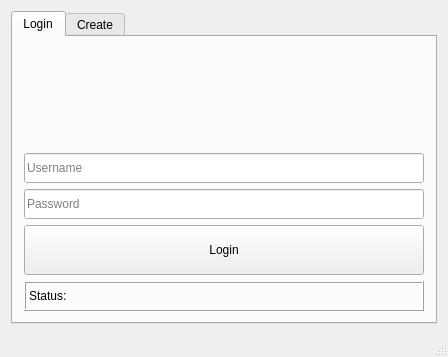
Before: the Qt Designer form mainwindow.ui in curvySage/Get2gether, drawn with Qt 5.
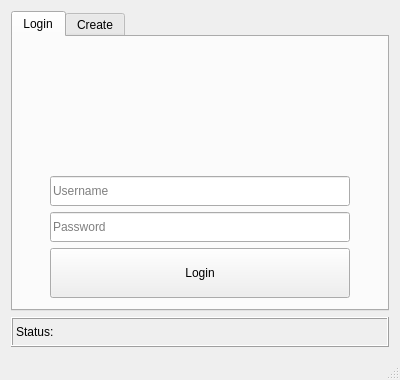
After: the same form once the commit is applied. Icons and pictures are not drawn.

```diff
--- a/mainwindow.ui
+++ b/mainwindow.ui
@@ -6,25 +6,31 @@
    <rect>
     <x>0</x>
     <y>0</y>
-    <width>444</width>
-    <height>357</height>
+    <width>400</width>
+    <height>374</height>
    </rect>
   </property>
-  <property name="sizePolicy">
-   <sizepolicy hsizetype="Maximum" vsizetype="Maximum">
-    <horstretch>0</horstretch>
-    <verstretch>0</verstretch>
-   </sizepolicy>
+  <property name="minimumSize">
+   <size>
+    <width>400</width>
+    <height>0</height>
+   </size>
   </property>
   <property name="maximumSize">
    <size>
-    <width>500</width>
-    <height>400</height>
+    <width>400</width>
+    <height>374</height>
    </size>
   </property>
   <property name="windowTitle">
    <string>Get2Gether</string>
   </property>
+  <property name="tabShape">
+   <enum>QTabWidget::Rounded</enum>
+  </property>
+  <property name="unifiedTitleAndToolBarOnMac">
+   <bool>false</bool>
+  </property>
   <widget class="QWidget" name="centralWidget">
    <property name="sizePolicy">
     <sizepolicy hsizetype="Maximum" vsizetype="Maximum">
@@ -32,9 +38,21 @@
      <verstretch>0</verstretch>
     </sizepolicy>
    </property>
-   <layout class="QGridLayout" name="gridLayout_2">
-    <item row="0" column="0">
+   <layout class="QVBoxLayout" name="verticalLayout">
+    <item>
      <widget class="QTabWidget" name="tabWidget">
+      <property name="minimumSize">
+       <size>
+        <width>300</width>
+        <height>300</height>
+       </size>
+      </property>
+      <property name="tabPosition">
+       <enum>QTabWidget::North</enum>
+      </property>
+      <property name="tabShape">
+       <enum>QTabWidget::Rounded</enum>
+      </property>
       <property name="currentIndex">
        <number>0</number>
       </property>
@@ -45,17 +63,42 @@
        <layout class="QGridLayout" name="gridLayout_3">
         <item row="0" column="0">
          <layout class="QGridLayout" name="gridLayout">
+          <item row="1" column="0">
+           <widget class="QLineEdit" name="username">
+            <property name="minimumSize">
+             <size>
+              <width>300</width>
+              <height>30</height>
+             </size>
+            </property>
+            <property name="maximumSize">
+             <size>
+              <width>300</width>
+              <height>30</height>
+             </size>
+            </property>
+            <property name="styleSheet">
+             <string notr="true"/>
+            </property>
+            <property name="text">
+             <string/>
+            </property>
+            <property name="placeholderText">
+             <string>Username</string>
+            </property>
+           </widget>
+          </item>
           <item row="3" column="0">
            <widget class="QPushButton" name="login_button">
             <property name="minimumSize">
              <size>
-              <width>400</width>
+              <width>300</width>
               <height>50</height>
              </size>
             </property>
             <property name="maximumSize">
              <size>
-              <width>400</width>
+              <width>300</width>
               <height>50</height>
              </size>
             </property>
@@ -80,13 +123,13 @@
            <widget class="QLineEdit" name="password">
             <property name="minimumSize">
              <size>
-              <width>0</width>
+              <width>300</width>
               <height>30</height>
              </size>
             </property>
             <property name="maximumSize">
              <size>
-              <width>400</width>
+              <width>300</width>
               <height>30</height>
              </size>
             </property>
@@ -101,69 +144,22 @@
             </property>
            </widget>
           </item>
-          <item row="1" column="0">
-           <widget class="QLineEdit" name="username">
-            <property name="minimumSize">
-             <size>
-              <width>400</width>
-              <height>30</height>
-             </size>
-            </property>
-            <property name="maximumSize">
-             <size>
-              <width>400</width>
-              <height>30</height>
-             </size>
-            </property>
-            <property name="styleSheet">
-             <string notr="true"/>
-            </property>
-            <property name="text">
-             <string/>
-            </property>
-            <property name="placeholderText">
-             <string>Username</string>
-            </property>
-           </widget>
-          </item>
-          <item row="4" column="0">
-           <widget class="QLabel" name="status">
-            <property name="sizePolicy">
-             <sizepolicy hsizetype="Expanding" vsizetype="Preferred">
-              <horstretch>0</horstretch>
-              <verstretch>0</verstretch>
-             </sizepolicy>
-            </property>
-            <property name="minimumSize">
-             <size>
-              <width>400</width>
-              <height>30</height>
-             </size>
-            </property>
-            <property name="maximumSize">
-             <size>
-              <width>400</width>
-              <height>30</height>
-             </size>
-            </property>
-            <property name="frameShape">
-             <enum>QFrame::Box</enum>
-            </property>
-            <property name="frameShadow">
-             <enum>QFrame::Raised</enum>
-            </property>
-            <property name="text">
-             <string>Status: </string>
-            </property>
-           </widget>
-          </item>
           <item row="0" column="0" alignment="Qt::AlignHCenter|Qt::AlignVCenter">
            <widget class="QLabel" name="label">
             <property name="text">
              <string/>
             </property>
+            <property name="textFormat">
+             <enum>Qt::RichText</enum>
+            </property>
             <property name="pixmap">
-             <pixmap>logo.png</pixmap>
+             <pixmap resource="assets.qrc">:/images/logo.png</pixmap>
+            </property>
+            <property name="alignment">
+             <set>Qt::AlignCenter</set>
+            </property>
+            <property name="wordWrap">
+             <bool>false</bool>
             </property>
            </widget>
           </item>
@@ -265,6 +261,28 @@
       </widget>
      </widget>
     </item>
+    <item>
+     <widget class="QLabel" name="status">
+      <property name="minimumSize">
+       <size>
+        <width>300</width>
+        <height>30</height>
+       </size>
+      </property>
+      <property name="toolTip">
+       <string notr="true"/>
+      </property>
+      <property name="frameShape">
+       <enum>QFrame::Box</enum>
+      </property>
+      <property name="frameShadow">
+       <enum>QFrame::Raised</enum>
+      </property>
+      <property name="text">
+       <string>Status: </string>
+      </property>
+     </widget>
+    </item>
    </layout>
   </widget>
   <widget class="QStatusBar" name="statusBar"/>
```
Left out of the diff: 76 changed lines with no effect on the pictures.
